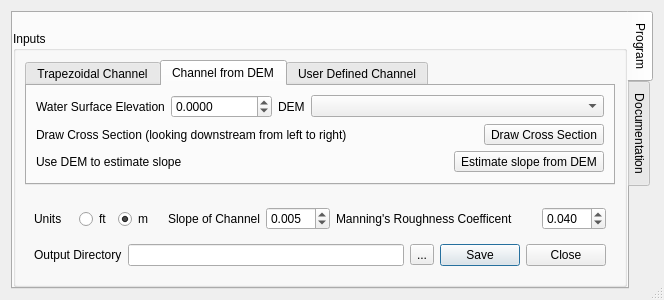
Old version of the form flow_estimator_dialog_base.ui in the repository AlisterH/QGISflowEstimator.
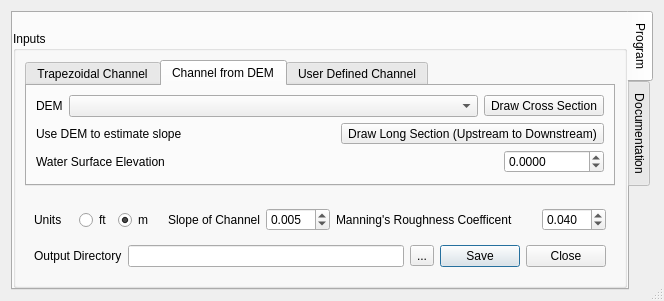
New version of the form. The open tabs and pages were chosen to show the change.

Commit message:
Rearrange the gui to make it more logical and consistent
Todo: review tabstops

```diff
--- a/flow_estimator_dialog_base.ui
+++ b/flow_estimator_dialog_base.ui
@@ -199,29 +199,6 @@
              <layout class="QVBoxLayout" name="verticalLayout_3">
               <item>
                <layout class="QHBoxLayout" name="horizontalLayout_2">
-                <item>
-                 <widget class="QLabel" name="label_9">
-                  <property name="text">
-                   <string>Water Surface Elevation</string>
-                  </property>
-                 </widget>
-                </item>
-                <item>
-                 <widget class="QDoubleSpinBox" name="cbWSE">
-                  <property name="decimals">
-                   <number>4</number>
-                  </property>
-                  <property name="minimum">
-                   <double>-999999.000000000000000</double>
-                  </property>
-                  <property name="maximum">
-                   <double>999999.000000000000000</double>
-                  </property>
-                  <property name="singleStep">
-                   <double>0.050000000000000</double>
-                  </property>
-                 </widget>
-                </item>
                 <item>
                  <widget class="QLabel" name="label_8">
                   <property name="text">
@@ -239,26 +216,6 @@
                   </property>
                  </widget>
                 </item>
-               </layout>
-              </item>
-              <item>
-               <layout class="QHBoxLayout" name="horizontalLayout">
-                <item>
-                 <widget class="QLabel" name="label_7">
-                  <property name="minimumSize">
-                   <size>
-                    <width>0</width>
-                    <height>0</height>
-                   </size>
-                  </property>
-                  <property name="text">
-                   <string>Draw Cross Section (looking downstream from left to right)</string>
-                  </property>
-                  <property name="wordWrap">
-                   <bool>true</bool>
-                  </property>
-                 </widget>
-                </item>
                 <item>
                  <widget class="QToolButton" name="btnSampleLine">
                   <property name="text">
@@ -269,7 +226,7 @@
                </layout>
               </item>
               <item>
-               <layout class="QHBoxLayout" name="horizontalLayout_3">
+               <layout class="QHBoxLayout" name="horizontalLayout">
                 <item>
                  <widget class="QLabel" name="label_11">
                   <property name="text">
@@ -280,7 +237,40 @@
                 <item>
                  <widget class="QToolButton" name="btnSampleSlope">
                   <property name="text">
-                   <string>Estimate slope from DEM</string>
+                   <string>Draw Long Section (Upstream to Downstream)</string>
+                  </property>
+                 </widget>
+                </item>
+               </layout>
+              </item>
+              <item>
+               <layout class="QHBoxLayout" name="horizontalLayout_3">
+                <item>
+                 <widget class="QLabel" name="label_9">
+                  <property name="text">
+                   <string>Water Surface Elevation</string>
+                  </property>
+                 </widget>
+                </item>
+                <item>
+                 <widget class="QDoubleSpinBox" name="cbWSE">
+                  <property name="maximumSize">
+                   <size>
+                    <width>100</width>
+                    <height>16777215</height>
+                   </size>
+                  </property>
+                  <property name="decimals">
+                   <number>4</number>
+                  </property>
+                  <property name="minimum">
+                   <double>-999999.000000000000000</double>
+                  </property>
+                  <property name="maximum">
+                   <double>999999.000000000000000</double>
+                  </property>
+                  <property name="singleStep">
+                   <double>0.050000000000000</double>
                   </property>
                  </widget>
                 </item>
```
Left out of the diff: 146 changed lines with no effect on the pictures.
